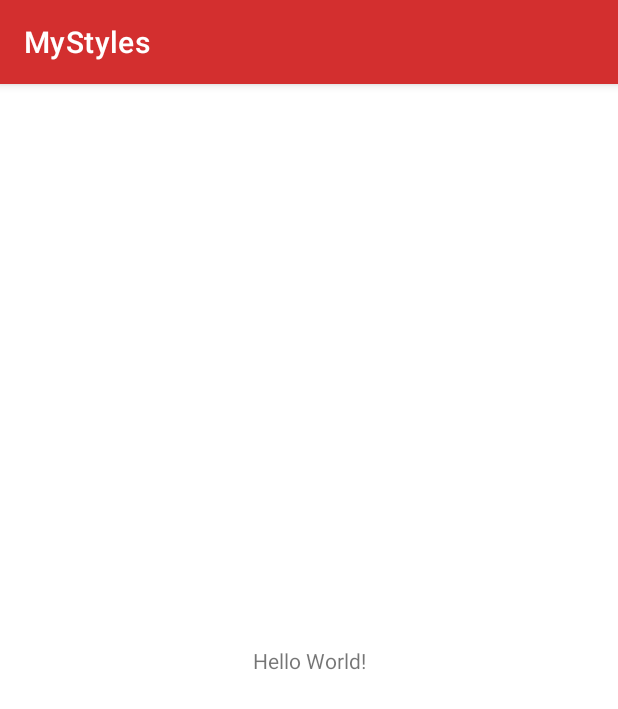
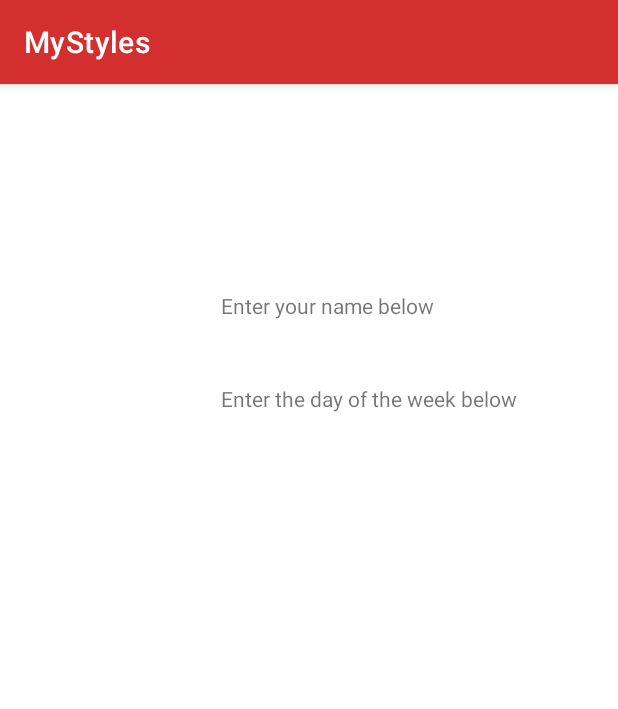
Before and after one commit to RaghavC16/Style_App, an Android app: the screen it shows after launch (MainActivity), on a phone screen of 412 x 824 dp. Shown: the top 709 px of the screen. Run offline under Robolectric (Android 15) with nearby library versions, the phone set to English and light mode, and no system bars.

Commit message:
almost done w practice app

```diff
--- a/app/src/main/res/layout/activity_main.xml
+++ b/app/src/main/res/layout/activity_main.xml
@@ -7,12 +7,23 @@
     tools:context=".MainActivity">
 
     <TextView
-        android:layout_width="wrap_content"
-        android:layout_height="wrap_content"
-        android:text="Hello World!"
+        android:layout_width="@dimen/editTextWidth"
+        android:layout_height="@dimen/editTextHeight"
+        android:layout_marginEnd="60dp"
+        android:layout_marginBottom="600dp"
+        android:paddingLeft="@dimen/leftPadding"
+        android:text="Enter your name below"
         app:layout_constraintBottom_toBottomOf="parent"
-        app:layout_constraintEnd_toEndOf="parent"
-        app:layout_constraintStart_toStartOf="parent"
-        app:layout_constraintTop_toTopOf="parent" />
+        app:layout_constraintEnd_toEndOf="parent" />
+
+    <TextView
+        android:layout_width="@dimen/textViewWidth"
+        android:layout_height="@dimen/textViewHeight"
+        android:layout_marginEnd="60dp"
+        android:layout_marginBottom="528dp"
+        android:text="Enter the day of the week below"
+        android:paddingLeft="@dimen/leftPadding"
+        app:layout_constraintBottom_toBottomOf="parent"
+        app:layout_constraintEnd_toEndOf="parent" />
 
 </androidx.constraintlayout.widget.ConstraintLayout>
--- /dev/null
+++ b/app/src/main/res/values/dimens.xml
@@ -0,0 +1,13 @@
+<?xml version="1.0" encoding="utf-8"?>
+<resources>
+    <dimen name="textViewWidth">250dp</dimen>
+    <dimen name="textViewHeight">40dp</dimen>
+    <dimen name="editTextWidth">250dp</dimen>
+    <dimen name="editTextHeight">30dp</dimen>
+    <dimen name="bottomMargin">20dp</dimen>
+    <dimen name="screenMargin">15dp</dimen>
+    <dimen name="leftPadding">45dp</dimen>
+    <dimen name="editTextPadding">10dp</dimen>
+    <dimen name="fontsize">25sp</dimen>
+    <dimen name="fontLarge">40sp</dimen>
+</resources>
```
